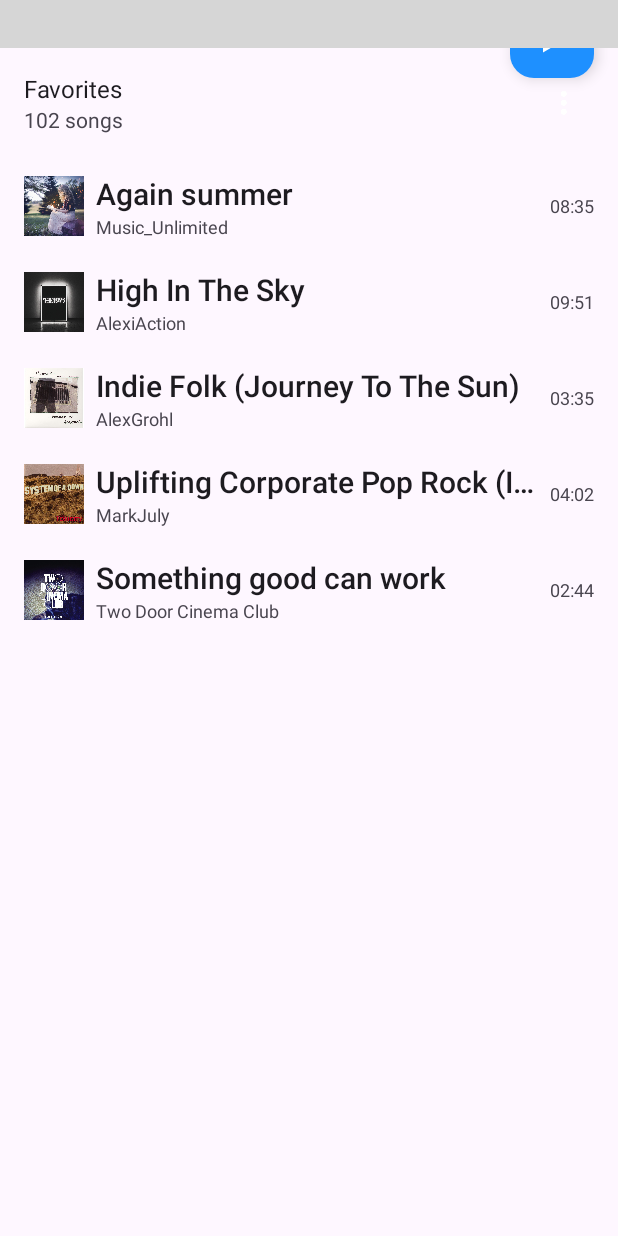
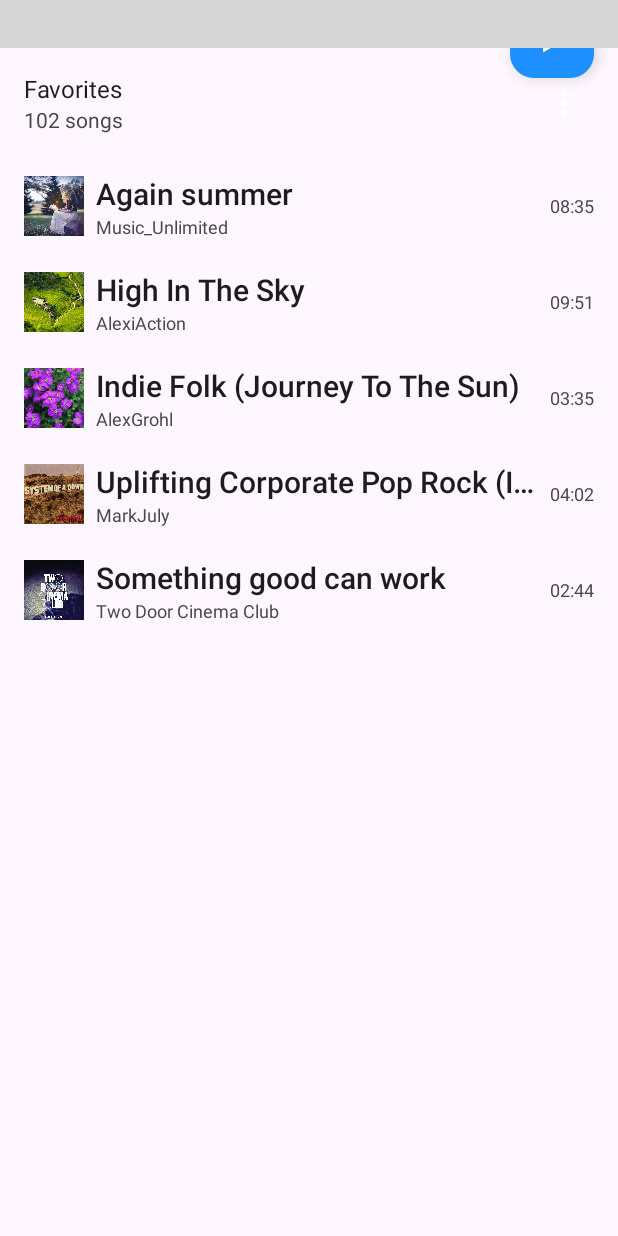
Before and after one commit to Totorowow/TangliMusicPlayer, an Android app: the screen it shows after launch (MainActivity), on a phone screen of 412 x 824 dp. Run offline under Robolectric (Android 15) with nearby library versions, the phone set to English and light mode, and no system bars; libraries missing offline, so code that uses them is left out: com.andremion.music, com.hjq.toast, com.leaf.library; 6 statements that could not run were skipped; grey boxes are pictures that could not be loaded.

Commit message:
update material

```diff
--- a/tangliMusicPlayer/build.gradle
+++ b/tangliMusicPlayer/build.gradle
@@ -7,8 +7,8 @@ android {
         applicationId "com.tangli.musicplayer"
         minSdkVersion 26
         targetSdkVersion 32
-        versionCode 4
-        versionName "1.0.4"
+        versionCode 5
+        versionName "1.0.5"
     }
     buildTypes {
         debug {
--- a/tangliMusicPlayer/src/main/java/com/tangli/musicplayer/activities/DetailActivity.java
+++ b/tangliMusicPlayer/src/main/java/com/tangli/musicplayer/activities/DetailActivity.java
@@ -2,6 +2,7 @@
 
 package com.tangli.musicplayer.activities;
 
+import android.content.res.Resources;
 import android.graphics.Color;
 import android.graphics.PorterDuff;
 import android.os.Bundle;
@@ -17,6 +18,8 @@ import com.tangli.musicplayer.databinding.ContentDetailBinding;
 import com.tangli.musicplayer.music.MusicContent;
 import com.tangli.musicplayer.view.MusicCoverView;
 import com.tangli.musicplayer.view.TransitionAdapter;
+
+import androidx.core.content.res.ResourcesCompat;
 
 public class DetailActivity extends PlayerActivity {
 
@@ -64,6 +67,7 @@ public class DetailActivity extends PlayerActivity {
                 if (clickedItem!=-1) {
                     musicName.setText(MusicContent.ITEMS.get(clickedItem).getTitle());
                     musicAuthor.setText(MusicContent.ITEMS.get(clickedItem).getArtist());
+                    mCoverView.setImageDrawable(ResourcesCompat.getDrawable(getResources(),MusicContent.ITEMS.get(clickedItem).getCover(),null));
                 }
                 play(clickedItem);
                 mCoverView.start();
--- a/tangliMusicPlayer/src/main/java/com/tangli/musicplayer/music/MusicContent.java
+++ b/tangliMusicPlayer/src/main/java/com/tangli/musicplayer/music/MusicContent.java
@@ -12,8 +12,8 @@ public class MusicContent {
 
     static {
         ITEMS.add(new MusicItem(R.drawable.camphor, "Again summer", "Music_Unlimited", 515,R.raw.again_summer_151646));
-        ITEMS.add(new MusicItem(R.drawable.album_cover_the_1975, "High In The Sky", "AlexiAction", 591,R.raw.high_in_the_sky_128400));
-        ITEMS.add(new MusicItem(R.drawable.album_cover_pinback, "Indie Folk (Journey To The Sun)", "AlexGrohl", 215,R.raw.indie_folk_journey_to_the_sun_15044));
+        ITEMS.add(new MusicItem(R.drawable.apartment_8318376_1920, "High In The Sky", "AlexiAction", 591,R.raw.high_in_the_sky_128400));
+        ITEMS.add(new MusicItem(R.drawable.flowers_7911970_1920, "Indie Folk (Journey To The Sun)", "AlexGrohl", 215,R.raw.indie_folk_journey_to_the_sun_15044));
         ITEMS.add(new MusicItem(R.drawable.album_cover_soad, "Uplifting Corporate Pop Rock (It Is Time)", "MarkJuly", 242,R.raw.ukulele_fun_background));
         ITEMS.add(new MusicItem(R.drawable.album_cover_two_door, "Something good can work", "Two Door Cinema Club", 164,R.raw.ukulele_fun_background));
     }
```
Also changed, not shown: tangliMusicPlayer/src/main/res/drawable-nodpi/album_cover_pinback.jpg (deleted), tangliMusicPlayer/src/main/res/drawable-nodpi/album_cover_the_1975.jpg (deleted), tangliMusicPlayer/src/main/res/drawable-nodpi/apartment_8318376_1920.jpg (added), tangliMusicPlayer/src/main/res/drawable-nodpi/camphor.jpg, tangliMusicPlayer/src/main/res/drawable-nodpi/flowers_7911970_1920.jpg (added).
